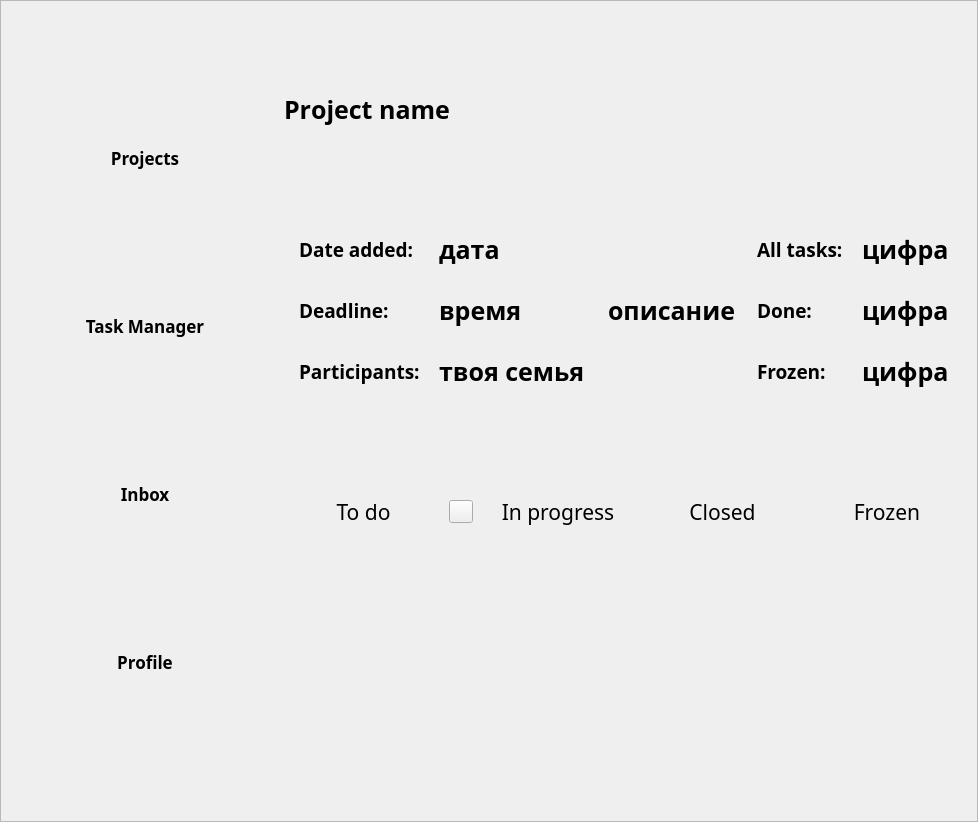
First picture: the form in ui/MainWindowTaskManager1.0.ui, repository kiozet/TaskManagerWithAI, before the edit.
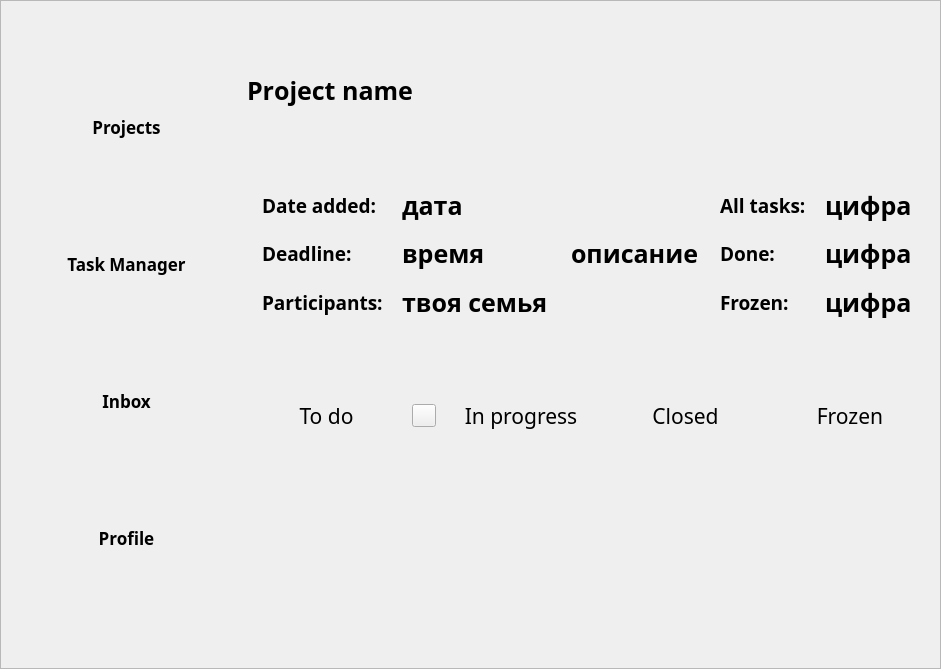
Second picture: the form after the edit. Icons and pictures are not drawn.

```diff
--- a/ui/MainWindowTaskManager1.0.ui
+++ b/ui/MainWindowTaskManager1.0.ui
@@ -9,8 +9,8 @@
    <rect>
     <x>0</x>
     <y>0</y>
-    <width>978</width>
-    <height>822</height>
+    <width>941</width>
+    <height>669</height>
    </rect>
   </property>
   <property name="font">
```
